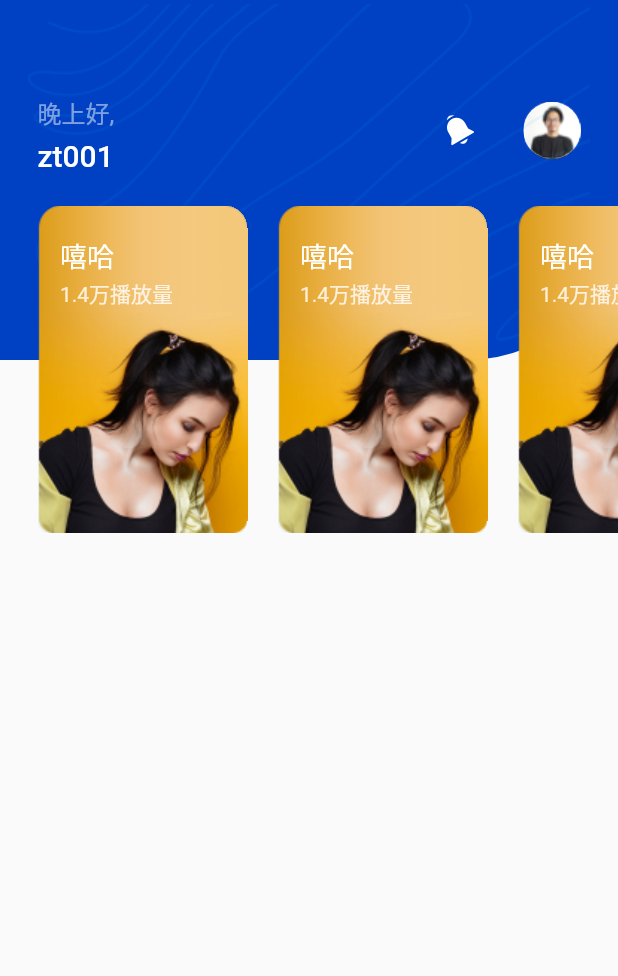
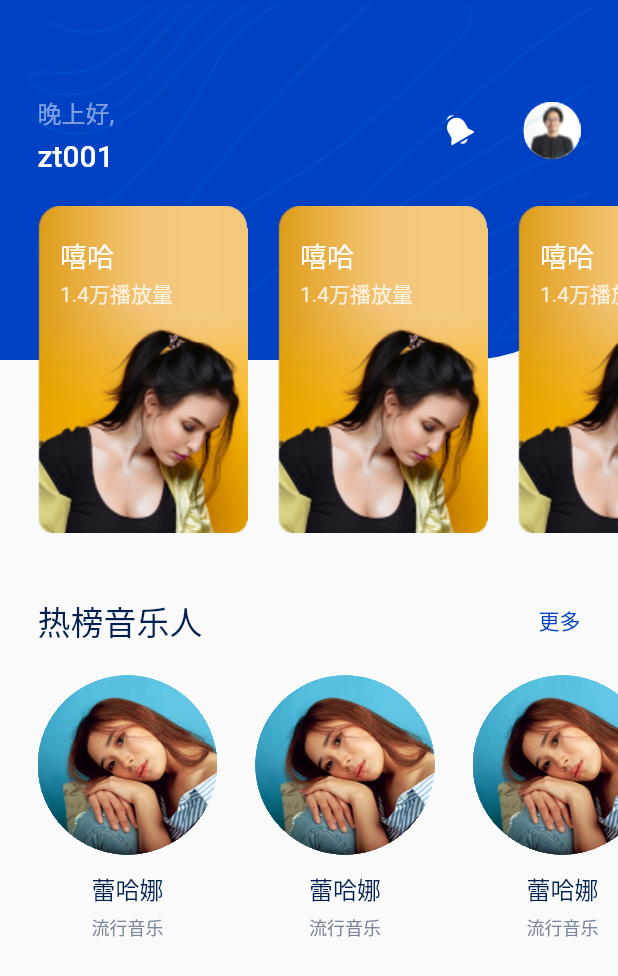
Before and after one commit to biubiiubiu/ztian-music-app, a Flutter app: the screen it shows after launch, on a phone screen of 412 x 824 dp. Shown: the top 976 px of the screen. Run offline on Flutter 3.47's test engine with Material 2 defaults, Android fonts, the phone set to English and light mode, and no system bars; our stand-ins replace flutter_svg.

Commit message:
feat:musician component

```diff
--- a/lib/pages/home/home_page.dart
+++ b/lib/pages/home/home_page.dart
@@ -1,5 +1,7 @@
 import 'package:flutter/material.dart';
 import 'package:ztian_music_app/pages/home/header.dart';
+
+import 'musician_banner.dart';
 
 class HomePage extends StatelessWidget {
   const HomePage({Key? key}) : super(key: key);
@@ -8,7 +10,15 @@ class HomePage extends StatelessWidget {
   Widget build(BuildContext context) {
     return Scaffold(
         body: Column(
-      children: const <Widget>[Header()],
+      children: const <Widget>[
+        Header(),
+        SizedBox(
+          height: 40,
+        ),
+        MusicianBanner(
+          title: "热榜音乐人",
+        )
+      ],
     ));
   }
 }
--- /dev/null
+++ b/lib/pages/home/musician_banner.dart
@@ -0,0 +1,65 @@
+import 'package:flutter/material.dart';
+import 'package:ztian_music_app/theme.dart';
+
+import 'musician_card.dart';
+
+class MusicianBanner extends StatelessWidget {
+  const MusicianBanner({Key? key, required this.title}) : super(key: key);
+
+  final String title;
+  @override
+  Widget build(BuildContext context) {
+    return Column(
+      children: <Widget>[
+        Container(
+          padding: const EdgeInsets.only(left: 25, right: 25),
+          margin: const EdgeInsets.only(bottom: 20),
+          child: Row(
+            children: <Widget>[
+              Text(
+                title,
+                style: const TextStyle(
+                  fontSize: 22,
+                  color: Color(0xFF002150),
+                ),
+              ),
+              const Spacer(),
+              const Text(
+                "更多",
+                style: TextStyle(fontSize: 14, color: primary),
+              )
+            ],
+          ),
+        ),
+        SingleChildScrollView(
+          scrollDirection: Axis.horizontal,
+          padding: const EdgeInsets.only(left: 25),
+          child: Row(
+            children: const <Widget>[
+              MusicianCard(
+                  name: "蕾哈娜",
+                  photo: "assets/images/musician-photo.png",
+                  category: "流行音乐"),
+              MusicianCard(
+                  name: "蕾哈娜",
+                  photo: "assets/images/musician-photo.png",
+                  category: "流行音乐"),
+              MusicianCard(
+                  name: "蕾哈娜",
+                  photo: "assets/images/musician-photo.png",
+                  category: "流行音乐"),
+              MusicianCard(
+                  name: "蕾哈娜",
+                  photo: "assets/images/musician-photo.png",
+                  category: "流行音乐"),
+              MusicianCard(
+                  name: "蕾哈娜",
+                  photo: "assets/images/musician-photo.png",
+                  category: "流行音乐")
+            ],
+          ),
+        )
+      ],
+    );
+  }
+}
--- /dev/null
+++ b/lib/pages/home/musician_card.dart
@@ -0,0 +1,43 @@
+import 'package:flutter/material.dart';
+
+class MusicianCard extends StatelessWidget {
+  const MusicianCard(
+      {Key? key,
+      required this.name,
+      required this.photo,
+      required this.category})
+      : super(key: key);
+  final String name, photo, category;
+  @override
+  Widget build(BuildContext context) {
+    return Container(
+      margin: const EdgeInsets.only(right: 25),
+      child: Column(
+          crossAxisAlignment: CrossAxisAlignment.center,
+          children: <Widget>[
+            Container(
+                width: 120,
+                height: 120,
+                clipBehavior: Clip.hardEdge,
+                margin: const EdgeInsets.only(bottom: 10),
+                decoration: const BoxDecoration(
+                    borderRadius: BorderRadius.all(Radius.circular(120))),
+                child: Image.asset(photo)),
+            Text(
+              name,
+              style: const TextStyle(
+                fontSize: 16,
+                color: Color(0xFF002150),
+              ),
+            ),
+            const SizedBox(
+              height: 5,
+            ),
+            Text(
+              category,
+              style: const TextStyle(color: Color(0xFF7A869A), fontSize: 12),
+            )
+          ]),
+    );
+  }
+}
```
Also changed, not shown: assets/images/musician-photo.png (added).
